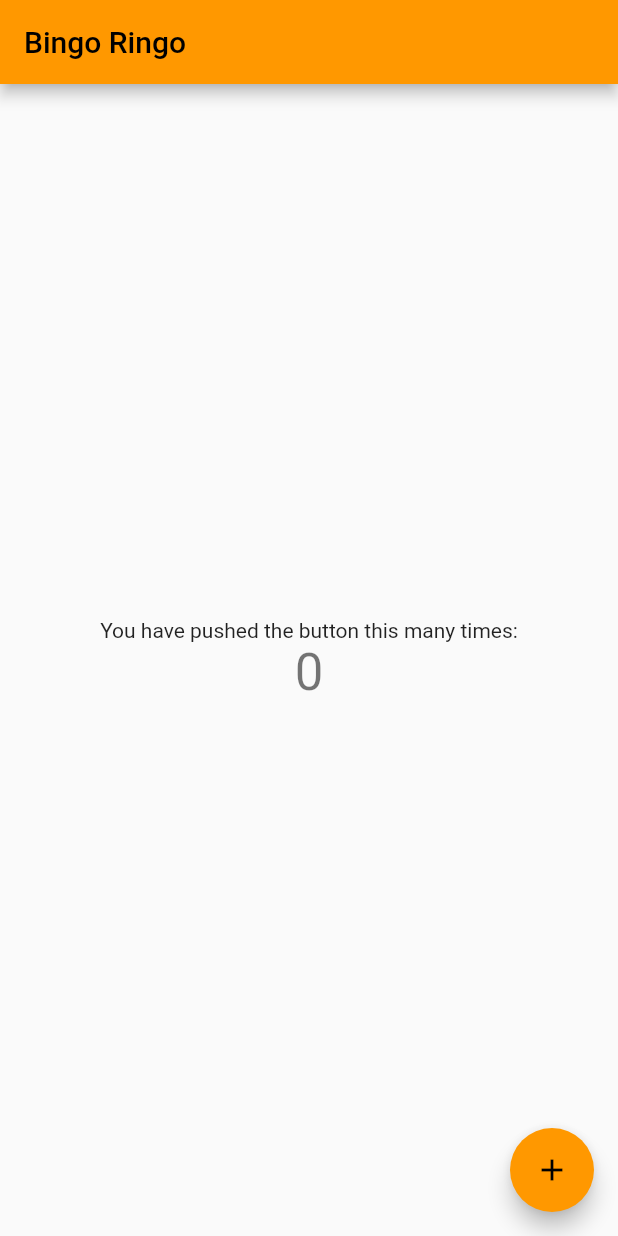
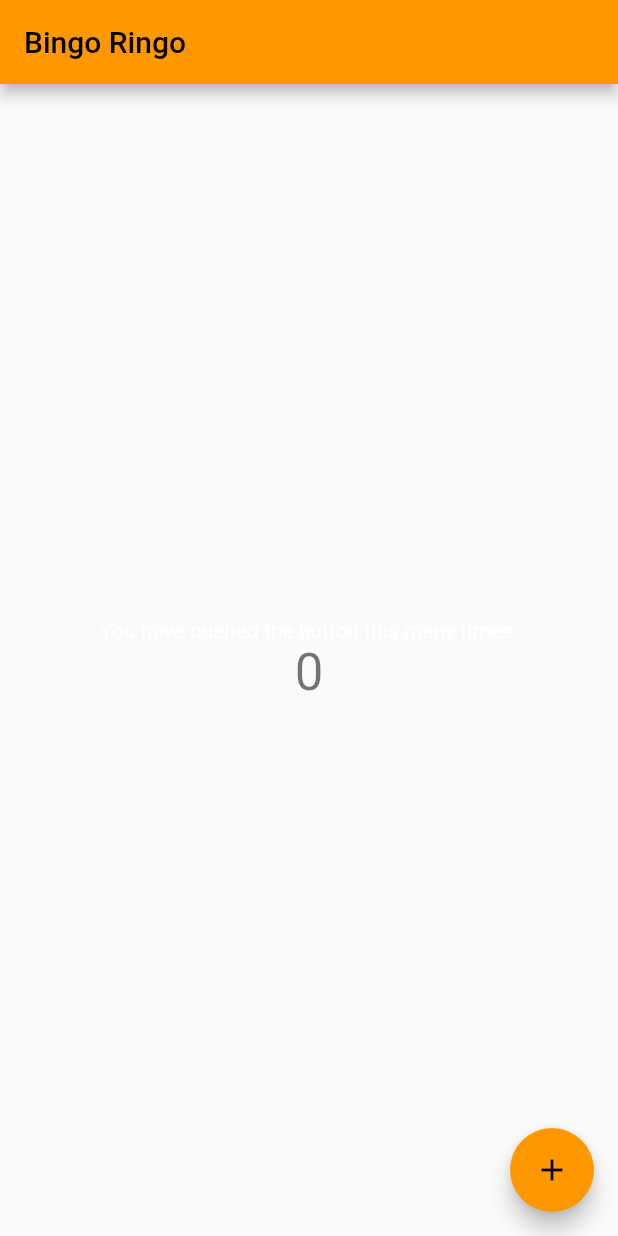
Before and after one commit to alice-ang/flutter-auth, a Flutter app: the screen it shows after launch, on a phone screen of 412 x 824 dp. Run offline on Flutter 3.47's test engine with Material 2 defaults, Android fonts, the phone set to English and light mode, and no system bars.

Commit message:
google file

```diff
--- a/lib/main.dart
+++ b/lib/main.dart
@@ -13,8 +13,11 @@ class MyApp extends StatelessWidget {
     return MaterialApp(
       title: 'Flutter Demo',
       theme: ThemeData(
-        primarySwatch: Colors.orange,
-      ),
+          primarySwatch: Colors.orange,
+          textTheme: const TextTheme(
+            bodyText1: TextStyle(),
+            bodyText2: TextStyle(),
+          ).apply(bodyColor: Colors.white)),
       home: const MyHomePage(title: 'Bingo Ringo'),
     );
   }
```
Also changed, not shown: 2 other files.
